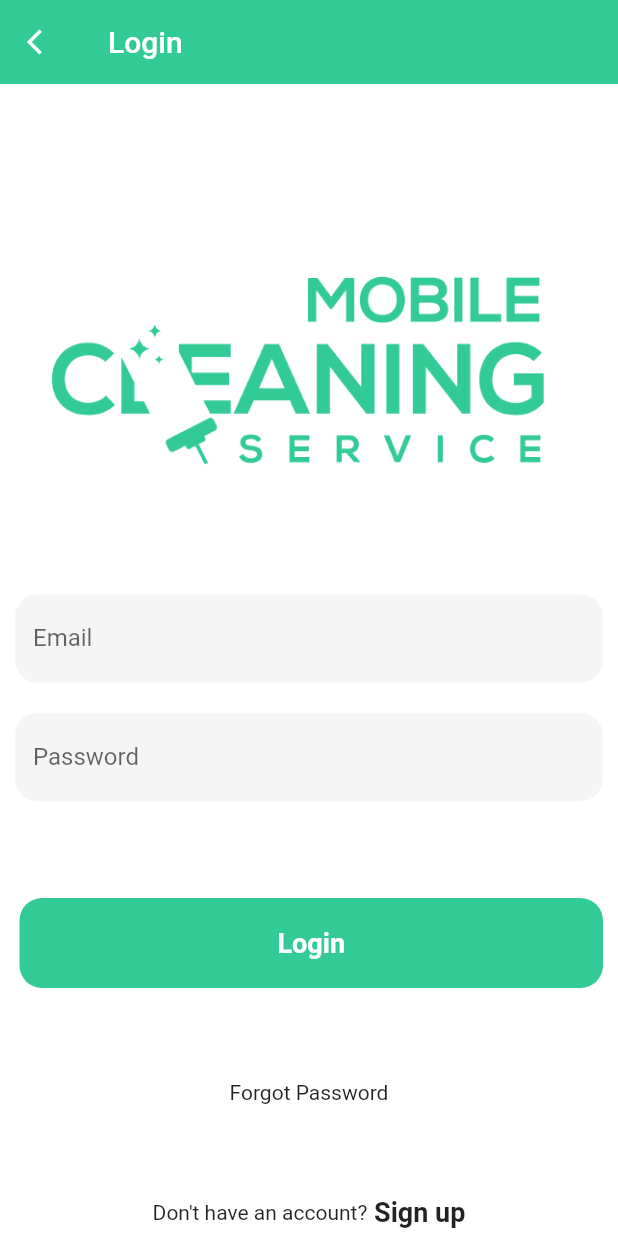
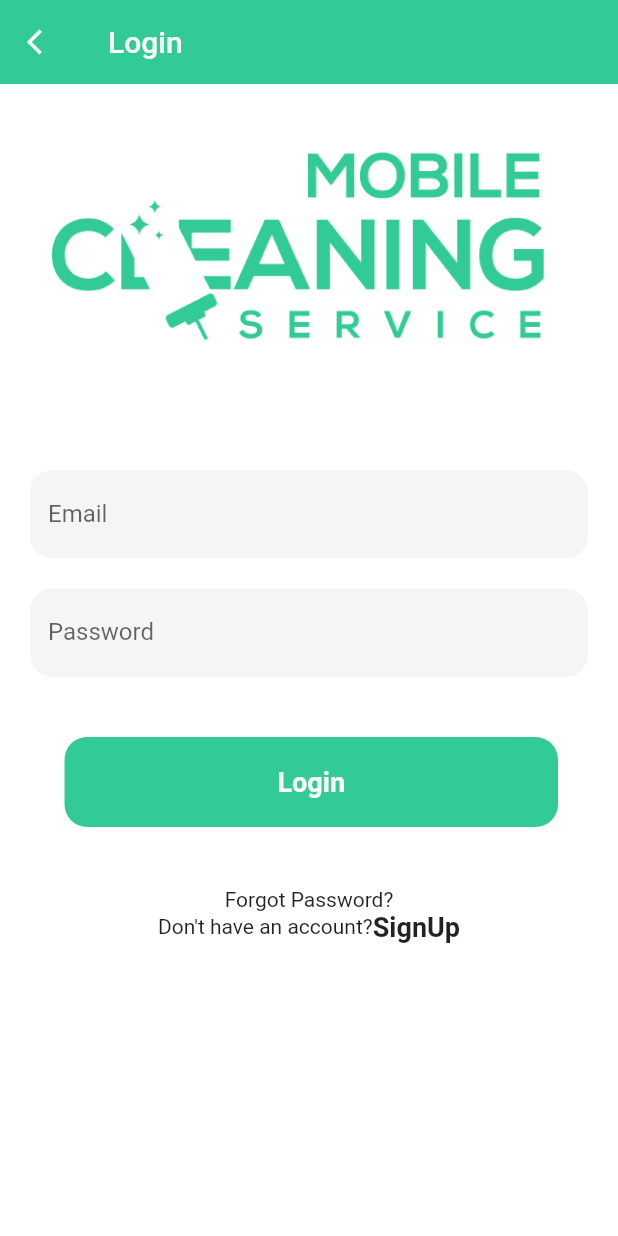
Before and after one commit to Shafaqulhamim/mobile_cleaning_service, a Flutter app: the screen it shows after launch, after a tap on "Login", on a phone screen of 412 x 824 dp. Run offline on Flutter 3.47's test engine with Material 2 defaults, Android fonts, the phone set to English and light mode, and no system bars; our stand-ins replace bloc, cloud_firestore, dartz, date_time_picker, firebase_auth, firebase_core and 8 more; accounts and stored records are empty; network calls fail.

Commit message:
ui correction and navigation correction

```diff
--- a/lib/login.dart
+++ b/lib/login.dart
@@ -6,6 +6,7 @@ import 'package:logger/logger.dart';
 import 'package:mobile_cleaning_service/Home.dart';
 import 'package:mobile_cleaning_service/customer_dash.dart';
 import 'package:mobile_cleaning_service/domain/auth/i_auth_provider.dart';
+import 'package:mobile_cleaning_service/signup.dart';
 import 'package:mobile_cleaning_service/view/performance.dart';
 import 'package:mobile_cleaning_service/view/resetPasswordf.dart';
 
@@ -66,23 +67,18 @@ class _LoginPageState extends State<LoginPage> {
           }
         },
         child: SingleChildScrollView(
-          child: Container(
-            height: MediaQuery.of(context).size.height,
-            width: double.infinity,
           child: Column(
-              mainAxisAlignment: MainAxisAlignment.spaceBetween,
-              children: <Widget>[
-                Expanded(
-                    child: Column(
+            children: [
+              Column(
                 mainAxisAlignment: MainAxisAlignment.spaceEvenly,
                 children: <Widget>[
-                    Column(
-                      children: <Widget>[],
-                    ),
                   Padding(
-                      padding: EdgeInsets.symmetric(horizontal: 10),
+                    padding: EdgeInsets.symmetric(horizontal: 20),
                     child: Column(
                       children: <Widget>[
+                        SizedBox(
+                          height: 40,
+                        ),
                         Container(
                           height: MediaQuery.of(context).size.height / 6,
                           decoration: BoxDecoration(
@@ -125,9 +121,9 @@ class _LoginPageState extends State<LoginPage> {
                     ),
                   ),
                   Padding(
-                      padding: EdgeInsets.symmetric(horizontal: 10),
+                    padding: EdgeInsets.all(40),
                     child: Container(
-                        padding: EdgeInsets.only(top: 3, left: 3),
+                      padding: EdgeInsets.only(top: 0, left: 3),
                       child: MaterialButton(
                         minWidth: double.infinity,
                         height: 60,
@@ -150,15 +146,16 @@ class _LoginPageState extends State<LoginPage> {
                       ),
                     ),
                   ),
+                ],
+              ),
               GestureDetector(
                 child: Text(
-                        "Forgot Password",
+                  "Forgot Password?",
                 ),
                 onTap: () {
                   Navigator.push(
                     context,
-                          MaterialPageRoute(
-                              builder: (context) => ResetPasswordF()),
+                    MaterialPageRoute(builder: (context) => ResetPasswordF()),
                   );
                 },
               ),
@@ -166,19 +163,27 @@ class _LoginPageState extends State<LoginPage> {
                 mainAxisAlignment: MainAxisAlignment.center,
                 children: <Widget>[
                   Text("Don't have an account?"),
-                        Text(
-                          " Sign up",
+                  GestureDetector(
+                    child: Text(
+                      "SignUp",
                       style: TextStyle(
                         fontWeight: FontWeight.w600,
                         fontSize: 18,
                       ),
-                        )
+                    ),
+                    onTap: () {
+                      Navigator.push(
+                        context,
+                        MaterialPageRoute(builder: (context) => SignupPage()),
+                      );
+                    },
+                  ), // Text(
+                  //   " Sign up",
+
+                  // )
                 ],
               ),
             ],
-                ))
-              ],
-            ),
           ),
         ),
       ),
```
Also changed, not shown: lib/signup.dart (+22 -5 lines). Lines whose indentation alone changed are shown as unchanged.
